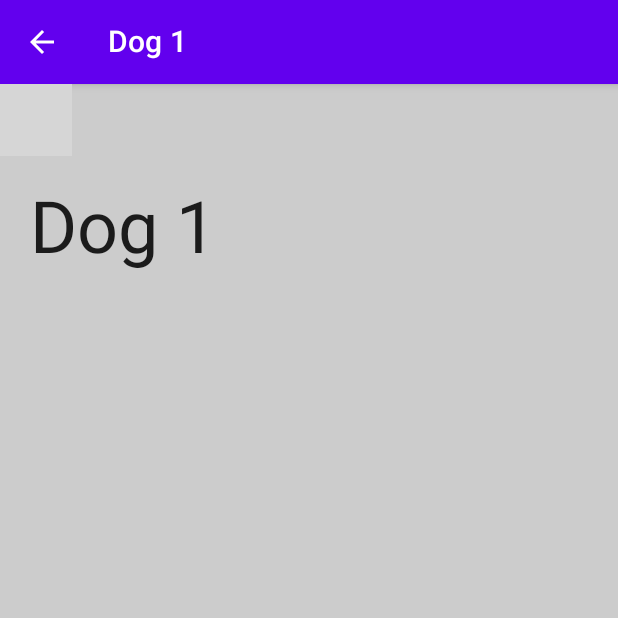
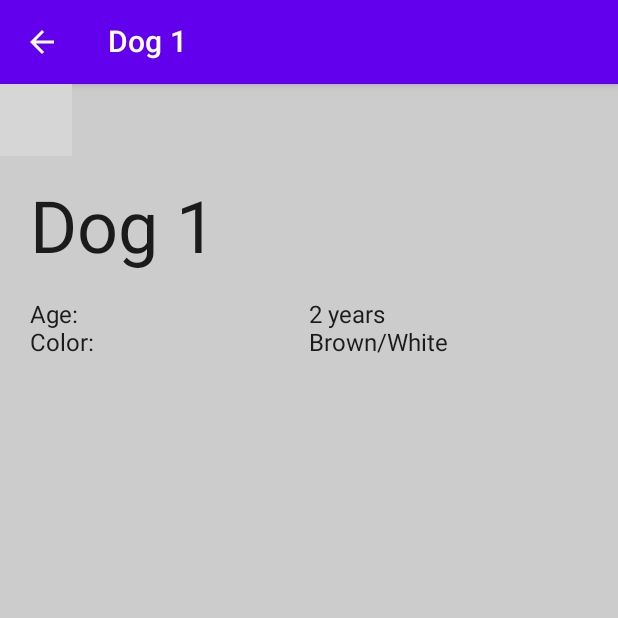
Before and after one commit to peterfortuin/AndroidDevChallenge-Week1, an Android app built with Jetpack Compose: the composable PuppyDetailsScreen called with sample values from the repository, on a phone screen of 412 x 824 dp, the top half of it. Run offline under Robolectric (Android 15) with nearby library versions, the phone set to English and light mode, and no system bars; libraries missing offline, so code that uses them is left out: dev.chrisbanes.accompanist; 4 statements that could not run were skipped; grey boxes are pictures that could not be loaded.

Commit message:
Age and color added to puppies

```diff
--- a/app/src/main/java/com/example/androiddevchallenge/Puppies.kt
+++ b/app/src/main/java/com/example/androiddevchallenge/Puppies.kt
@@ -20,30 +20,38 @@ import com.example.androiddevchallenge.model.Puppy
 fun getPuppies() = listOf(
     Puppy(
         "Dog 1",
-        "https://images.pexels.com/photos/936317/pexels-photo-936317.jpeg?auto=compress&cs=tinysrgb&dpr=2&w=500"
+        "https://images.pexels.com/photos/936317/pexels-photo-936317.jpeg?auto=compress&cs=tinysrgb&dpr=2&w=500",
+        2,
+        "Brown/White"
     ),
     Puppy(
         "Dog 2",
-        "https://images.pexels.com/photos/179221/pexels-photo-179221.jpeg?auto=compress&cs=tinysrgb&dpr=2&w=500"
+        "https://images.pexels.com/photos/179221/pexels-photo-179221.jpeg?auto=compress&cs=tinysrgb&dpr=2&w=500",
+        3,
+        "Black/White"
     ),
     Puppy(
         "Dog 3",
-        "https://images.pexels.com/photos/1480913/pexels-photo-1480913.jpeg?auto=compress&cs=tinysrgb&dpr=2&w=500"
+        "https://images.pexels.com/photos/1480913/pexels-photo-1480913.jpeg?auto=compress&cs=tinysrgb&dpr=2&w=500",
+        6,
+        "Brown"
     ),
     Puppy(
         "Dog 4",
-        "https://images.pexels.com/photos/5321441/pexels-photo-5321441.jpeg?auto=compress&cs=tinysrgb&dpr=2&w=500"
+        "https://images.pexels.com/photos/5321441/pexels-photo-5321441.jpeg?auto=compress&cs=tinysrgb&dpr=2&w=500",
+        2,
+        "Light brown"
     ),
     Puppy(
         "Dog 5",
-        "https://images.pexels.com/photos/4597758/pexels-photo-4597758.jpeg?auto=compress&cs=tinysrgb&dpr=2&w=500"
+        "https://images.pexels.com/photos/4597758/pexels-photo-4597758.jpeg?auto=compress&cs=tinysrgb&dpr=2&w=500",
+        5,
+        "Light brown"
     ),
     Puppy(
         "Dog 6",
-        "https://images.pexels.com/photos/4695939/pexels-photo-4695939.jpeg?auto=compress&cs=tinysrgb&dpr=2&w=500"
-    ),
-    Puppy(
-        "Dog 7",
-        "https://fdsfdsfdsfdsfsdffd/fdfdsfdsfsdf"
+        "https://images.pexels.com/photos/4695939/pexels-photo-4695939.jpeg?auto=compress&cs=tinysrgb&dpr=2&w=500",
+        8,
+        "Black"
     ),
 )
--- a/app/src/main/java/com/example/androiddevchallenge/model/Puppy.kt
+++ b/app/src/main/java/com/example/androiddevchallenge/model/Puppy.kt
@@ -17,5 +17,7 @@ package com.example.androiddevchallenge.model
 
 data class Puppy(
     val name: String,
-    val picture: String
+    val picture: String,
+    val age: Int,
+    val color: String
 )
--- a/app/src/main/java/com/example/androiddevchallenge/ui/PuppyDetailsScreen.kt
+++ b/app/src/main/java/com/example/androiddevchallenge/ui/PuppyDetailsScreen.kt
@@ -15,8 +15,13 @@
  */
 package com.example.androiddevchallenge.ui
 
+import androidx.compose.foundation.background
+import androidx.compose.foundation.layout.Box
 import androidx.compose.foundation.layout.Column
+import androidx.compose.foundation.layout.Row
+import androidx.compose.foundation.layout.fillMaxWidth
 import androidx.compose.foundation.layout.padding
+import androidx.compose.foundation.layout.size
 import androidx.compose.material.Icon
 import androidx.compose.material.IconButton
 import androidx.compose.material.MaterialTheme
@@ -26,7 +31,10 @@ import androidx.compose.material.TopAppBar
 import androidx.compose.material.icons.Icons
 import androidx.compose.material.icons.filled.ArrowBack
 import androidx.compose.runtime.Composable
+import androidx.compose.ui.Alignment
 import androidx.compose.ui.Modifier
+import androidx.compose.ui.graphics.Color
+import androidx.compose.ui.platform.LocalConfiguration
 import androidx.compose.ui.tooling.preview.Preview
 import androidx.compose.ui.unit.dp
 import com.example.androiddevchallenge.model.Puppy
@@ -54,7 +62,17 @@ fun PuppyDetailsScreen(puppy: Puppy, navigateBack: () -> Unit) {
         }
     ) {
         Column {
-            GlideImage(data = puppy.picture, puppy.name)
+            if (puppy.picture.isNotEmpty()) {
+                GlideImage(data = puppy.picture, puppy.name)
+            } else {
+                Box(
+                    modifier = Modifier
+                        .size(LocalConfiguration.current.screenWidthDp.dp)
+                        .background(Color.DarkGray)
+                ) {
+                    Text(text = "Image of puppy", modifier = Modifier.align(Alignment.Center))
+                }
+            }
 
             Text(
                 text = puppy.name,
@@ -62,6 +80,17 @@ fun PuppyDetailsScreen(puppy: Puppy, navigateBack: () -> Unit) {
                     .padding(start = 20.dp, top = 20.dp),
                 style = MaterialTheme.typography.h3
             )
+
+            Row(modifier = Modifier.fillMaxWidth().padding(20.dp)) {
+                Column(modifier = Modifier.fillMaxWidth(0.5f)) {
+                    Text(text = "Age:")
+                    Text(text = "Color:")
+                }
+                Column(modifier = Modifier.fillMaxWidth(0.5f)) {
+                    Text(text = "${puppy.age} years")
+                    Text(text = puppy.color)
+                }
+            }
         }
     }
 }
@@ -70,7 +99,7 @@ fun PuppyDetailsScreen(puppy: Puppy, navigateBack: () -> Unit) {
 @Composable
 fun PuppyDetailsScreenLightPreview() {
     MyTheme {
-        PuppyDetailsScreen(Puppy("Puppy", "")) {}
+        PuppyDetailsScreen(Puppy("Puppy", "", 4, "Black")) {}
     }
 }
 
@@ -78,6 +107,6 @@ fun PuppyDetailsScreenLightPreview() {
 @Composable
 fun PuppyDetailsScreenDarkPreview() {
     MyTheme(darkTheme = true) {
-        PuppyDetailsScreen(Puppy("Puppy", "")) {}
+        PuppyDetailsScreen(Puppy("Puppy", "", 6, "Grey")) {}
     }
 }
```
